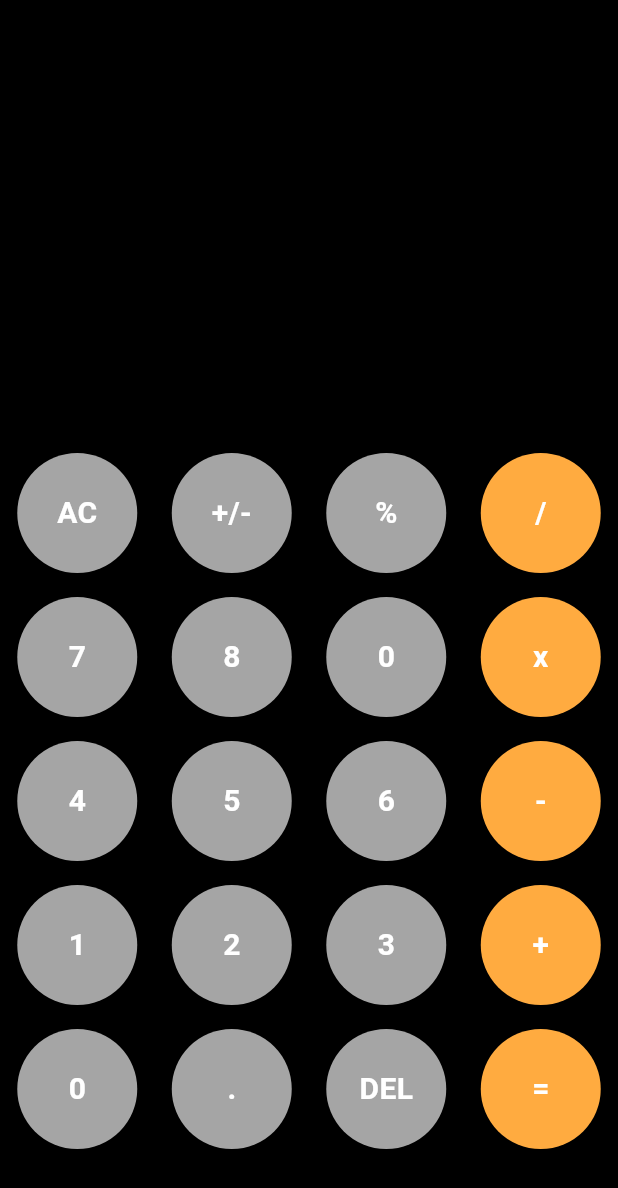
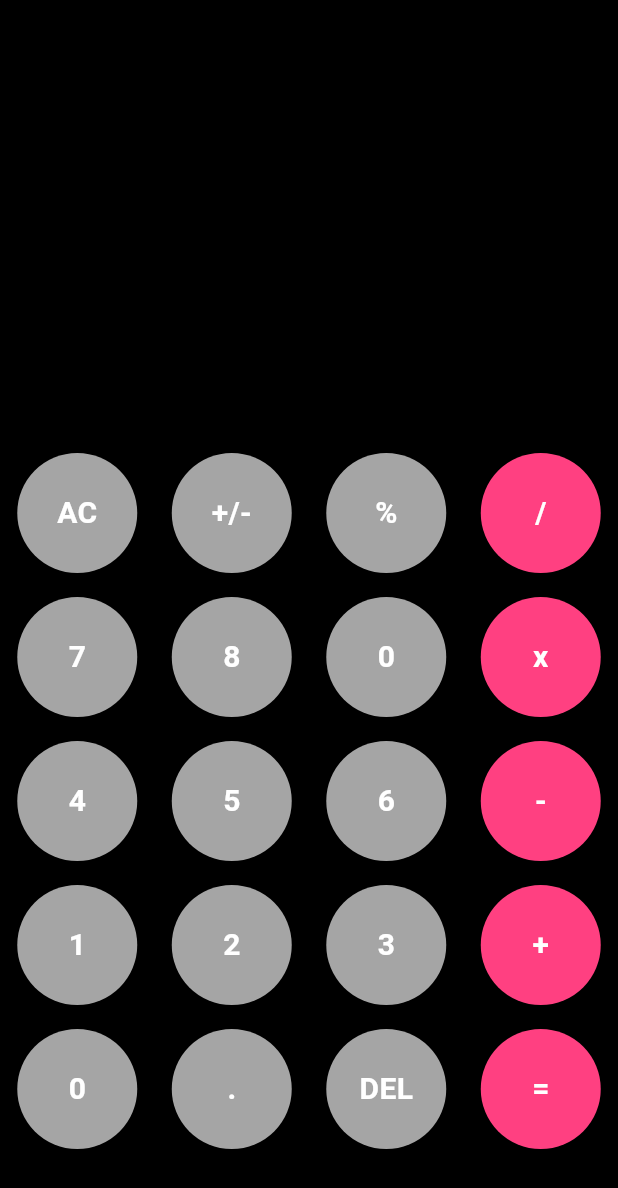
Before and after one commit to ShykhAbubakar/CalculatorApp, a Flutter app: the screen it shows after launch, on a phone screen of 412 x 824 dp. Shown: the top 1188 px of the screen. Run offline on Flutter 3.47's test engine with Material 3 defaults, Android fonts, the phone set to English and light mode, and no system bars; our stand-ins replace math_expressions.

Commit message:
App done

```diff
--- a/lib/home_screen.dart
+++ b/lib/home_screen.dart
@@ -61,7 +61,7 @@ class _HomeScreenState extends State<HomeScreen> {
 
                     });
                   }),
-                  MyButton(title: '/', color: Colors.orangeAccent,onPress: (){
+                  MyButton(title: '/', color: Colors.pinkAccent,onPress: (){
                     userInput += '/';
                     setState(() {
 
@@ -89,7 +89,7 @@ class _HomeScreenState extends State<HomeScreen> {
 
                     });
                   }),
-                  MyButton(title: 'x', color: Colors.orangeAccent,onPress: (){
+                  MyButton(title: 'x', color: Colors.pinkAccent,onPress: (){
                     userInput += 'x';
                     setState(() {
 
@@ -118,7 +118,7 @@ class _HomeScreenState extends State<HomeScreen> {
 
                     });
                   }),
-                  MyButton(title: '-', color: Colors.orangeAccent,onPress: (){
+                  MyButton(title: '-', color: Colors.pinkAccent,onPress: (){
                     userInput += '-';
                     setState(() {
 
@@ -147,7 +147,7 @@ class _HomeScreenState extends State<HomeScreen> {
 
                     });
                   }),
-                  MyButton(title: '+', color: Colors.orangeAccent,onPress: (){
+                  MyButton(title: '+', color: Colors.pinkAccent,onPress: (){
                     userInput += '+';
                     setState(() {
 
@@ -175,7 +175,7 @@ class _HomeScreenState extends State<HomeScreen> {
                     setState(() {
                     });
                   }),
-                  MyButton(title: '=', color: Colors.orangeAccent,onPress: (){
+                  MyButton(title: '=', color: Colors.pinkAccent,onPress: (){
                     equalPress();
                     setState(() {
 
```
